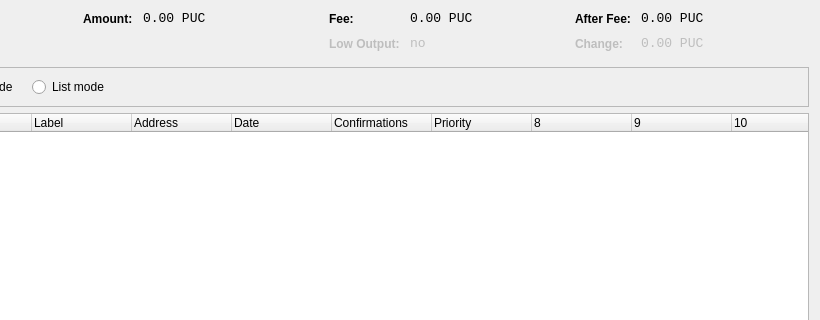
The window that src/qt/forms/coincontroldialog.ui (devPOOLCOIN/poolcoin) describes before a commit, drawn with Qt 5; both pictures show x 180 to 1000 and y 0 to 320 of the 1000 by 500 pixel window.
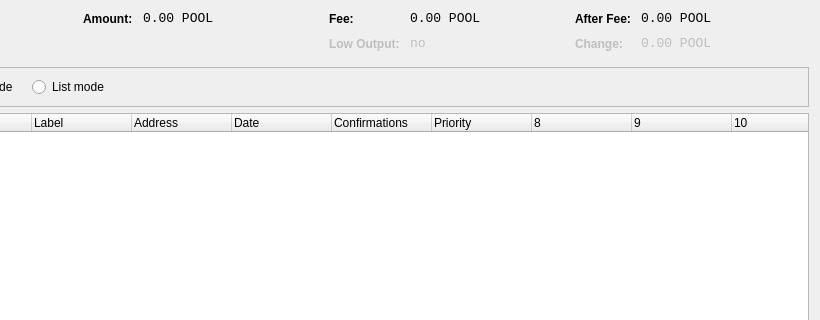
The same window after the commit. Custom widgets are drawn as their Qt base class.

Diff of the .ui file:
```diff
--- a/src/qt/forms/coincontroldialog.ui
+++ b/src/qt/forms/coincontroldialog.ui
@@ -141,7 +141,7 @@
           <enum>Qt::ActionsContextMenu</enum>
          </property>
          <property name="text">
-          <string notr="true">0.00 PUC</string>
+          <string notr="true">0.00 POOL</string>
          </property>
          <property name="textInteractionFlags">
           <set>Qt::LinksAccessibleByMouse|Qt::TextSelectableByKeyboard|Qt::TextSelectableByMouse</set>
@@ -189,7 +189,7 @@
           <enum>Qt::ActionsContextMenu</enum>
          </property>
          <property name="text">
-          <string notr="true">0.00 PUC</string>
+          <string notr="true">0.00 POOL</string>
          </property>
          <property name="textInteractionFlags">
           <set>Qt::LinksAccessibleByMouse|Qt::TextSelectableByKeyboard|Qt::TextSelectableByMouse</set>
@@ -275,7 +275,7 @@
           <enum>Qt::ActionsContextMenu</enum>
          </property>
          <property name="text">
-          <string notr="true">0.00 PUC</string>
+          <string notr="true">0.00 POOL</string>
          </property>
          <property name="textInteractionFlags">
           <set>Qt::LinksAccessibleByMouse|Qt::TextSelectableByKeyboard|Qt::TextSelectableByMouse</set>
@@ -313,7 +313,7 @@
           <enum>Qt::ActionsContextMenu</enum>
          </property>
          <property name="text">
-          <string notr="true">0.00 PUC</string>
+          <string notr="true">0.00 POOL</string>
          </property>
          <property name="textInteractionFlags">
           <set>Qt::LinksAccessibleByMouse|Qt::TextSelectableByKeyboard|Qt::TextSelectableByMouse</set>
```
